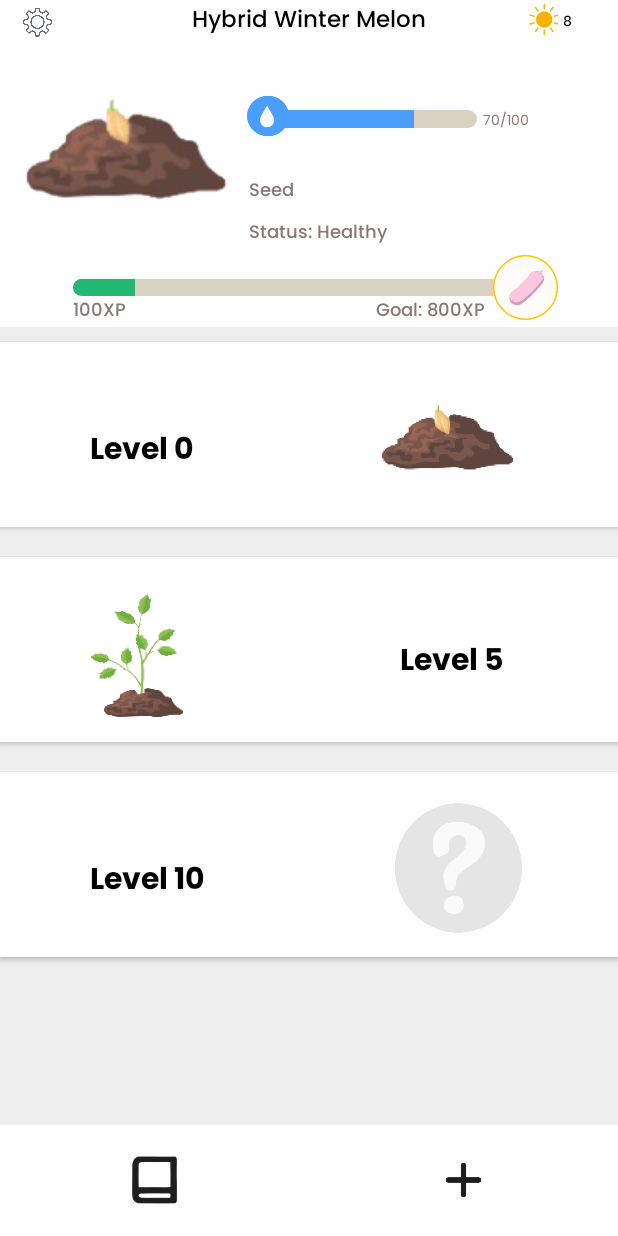
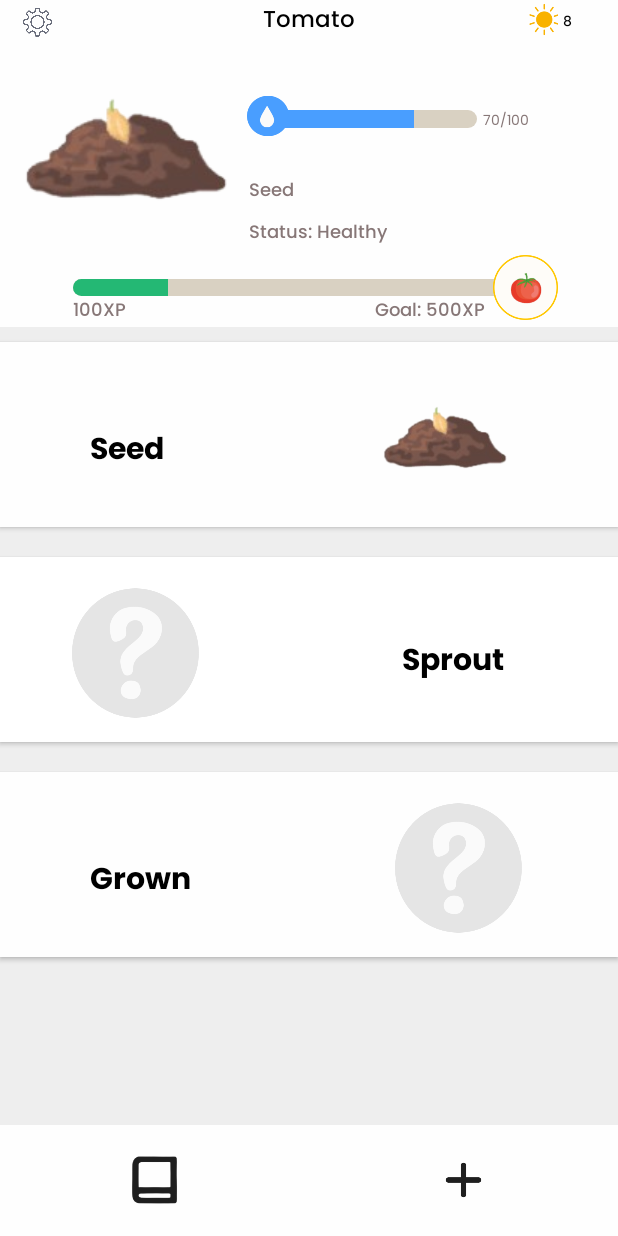
Before and after one commit to anoobis-bot/KuboQuest, an Android app: the TaskList screen opened directly, with no data from a screen before it, after a tap on an icon or button, on a phone screen of 412 x 824 dp. Run offline under Robolectric (Android 15) with nearby library versions, the phone set to English and light mode, and no system bars; our stand-ins replace Firebase (no records; nobody signed in at launch, a user with empty details on screens opened directly).

Commit message:
feat: level list works now

```diff
--- a/app/src/main/java/com/mobdeve/harvesters/kuboquest/PlantModel.java
+++ b/app/src/main/java/com/mobdeve/harvesters/kuboquest/PlantModel.java
@@ -17,10 +17,20 @@ public class PlantModel {
     private int requiredEnergy;
 
     public static enum Stage {
-        SEED,
-        SPROUT,
-        GROWN,
-        HARVEST
+        SEED("Seed"),
+        SPROUT("Sprout"),
+        GROWN("Grown"),
+        HARVEST("Harvest");
+
+        private String stage;
+
+        Stage(String stage) {
+            this.stage = stage;
+        }
+
+        public String getString() {
+            return stage;
+        }
     }
 
     public PlantModel(String name, String description, String rarity, int sproutXP, int grownXP, int harvestXP,
--- a/app/src/main/java/com/mobdeve/harvesters/kuboquest/PlayerLevels_RecyclerViewAdapter.java
+++ b/app/src/main/java/com/mobdeve/harvesters/kuboquest/PlayerLevels_RecyclerViewAdapter.java
@@ -12,11 +12,11 @@ import androidx.recyclerview.widget.RecyclerView;
 
 public class PlayerLevels_RecyclerViewAdapter extends RecyclerView.Adapter<PlayerLevels_RecyclerViewAdapter.MyViewHolder> {
     Context context;
-    int[] playerLevels, plantSprites;
+    int[] plantStages, plantSprites;
 
-    public PlayerLevels_RecyclerViewAdapter(Context context, int[] playerLevels, int[] plantSprites) {
+    public PlayerLevels_RecyclerViewAdapter(Context context, int[] plantStages, int[] plantSprites) {
         this.context = context;
-        this.playerLevels = playerLevels;
+        this.plantStages = plantStages;
         this.plantSprites = plantSprites;
     }
 
@@ -45,31 +45,55 @@ public class PlayerLevels_RecyclerViewAdapter extends RecyclerView.Adapter<Playe
 
     @Override
     public void onBindViewHolder(@NonNull PlayerLevels_RecyclerViewAdapter.MyViewHolder holder, int position) {
+        int sprite = R.drawable.sprite_plant_locked;
+        PlayerModel player = PlayerModel.getInstance();
+
+        switch (PlantModel.Stage.values()[position]) {
+            case SEED:
+                sprite = player.getActivePlant().getSeedResource();
+                break;
+            case SPROUT:
+                if (player.getActivePlant().getCurrentXP() >=
+                        player.getActivePlant().getSproutXP()) {
+                    sprite = player.getActivePlant().getSproutResource();
+                }
+                break;
+            case GROWN:
+                if (player.getActivePlant().getCurrentXP() >=
+                        player.getActivePlant().getGrownXP()) {
+                    sprite = player.getActivePlant().getGrownResource();
+                }
+                break;
+        }
+
         if (isEven(position))
         {
-            holder.txtLevelLeft.setText("Level " + playerLevels[position]);
-            if (position == playerLevels.length - 1) {
-                holder.imgPlantRight.setImageResource(R.drawable.sprite_plant_locked);
-            }
-            else {
-                holder.imgPlantRight.setImageResource(plantSprites[position]);
-            }
+            holder.txtLevelLeft.setText(PlantModel.Stage.values()[position].getString());
+            holder.imgPlantRight.setImageResource(sprite);
+
+//            if (position == plantStages.length - 1) {
+//                holder.imgPlantRight.setImageResource(R.drawable.sprite_plant_locked);
+//            }
+//            else {
+//                holder.imgPlantRight.setImageResource(plantSprites[position]);
+//            }
         }
         else
         {
-            holder.txtLevelRight.setText("Level " + playerLevels[position]);
-            if (position == playerLevels.length - 1) {
-                holder.imgPlantLeft.setImageResource(R.drawable.sprite_plant_locked);
-            }
-            else {
-                holder.imgPlantLeft.setImageResource(plantSprites[position]);
-            }
+            holder.txtLevelRight.setText(PlantModel.Stage.values()[position].getString());
+            holder.imgPlantLeft.setImageResource(sprite);
+//            if (position == plantStages.length - 1) {
+//                holder.imgPlantLeft.setImageResource(R.drawable.sprite_plant_locked);
+//            }
+//            else {
+//                holder.imgPlantLeft.setImageResource(plantSprites[position]);
+//            }
         }
     }
 
     @Override
     public int getItemCount() {
-        return playerLevels.length;
+        return PlantModel.Stage.values().length - 1;
     }
 
     public static class MyViewHolder extends RecyclerView.ViewHolder {
--- a/app/src/main/java/com/mobdeve/harvesters/kuboquest/TaskList.java
+++ b/app/src/main/java/com/mobdeve/harvesters/kuboquest/TaskList.java
@@ -173,12 +173,12 @@ public class TaskList extends AppCompatActivity {
             //set all the data of the user
             setupData();
 
+            adapter2 =  new PlayerLevels_RecyclerViewAdapter(this,
+                    playerLevels, plantSprites);
+
             adapter1 =  new TaskList_RecyclerViewAdapter(this,
                     taskModelList, "Daily", progressXP, txtXP, progressWater, txtWater,
-                    txtLevel, imgPlant);
-
-            adapter2 =  new PlayerLevels_RecyclerViewAdapter(this,
-                    playerLevels, plantSprites);
+                    txtLevel, imgPlant, adapter2);
 
             loadUserDataFromDB();
         }
@@ -190,7 +190,7 @@ public class TaskList extends AppCompatActivity {
             System.out.println(plant.getName());
         }
 
-        PlayerModel.initialize(PlantData.findPlantByName("Hybrid Winter Melon"));
+        PlayerModel.initialize(PlantData.findPlantByName("Tomato"));
         PlayerModel player = PlayerModel.getInstance();
 
         ImageView imgSettings = findViewById(R.id.imgSettings);
--- a/app/src/main/java/com/mobdeve/harvesters/kuboquest/TaskList_RecyclerViewAdapter.java
+++ b/app/src/main/java/com/mobdeve/harvesters/kuboquest/TaskList_RecyclerViewAdapter.java
@@ -28,9 +28,11 @@ public class TaskList_RecyclerViewAdapter extends RecyclerView.Adapter<TaskList_
     TextView txtLevel;
     ImageView imgPlant;
 
+    PlayerLevels_RecyclerViewAdapter adapter2;
+
     public TaskList_RecyclerViewAdapter(Context context, ArrayList<TaskModel> taskModelList, String filterFreq,
                                         ProgressBar progressBar, TextView textXP, ProgressBar progressWater, TextView textWater,
-                                        TextView txtLevel, ImageView imgPlant) {
+                                        TextView txtLevel, ImageView imgPlant, PlayerLevels_RecyclerViewAdapter adapater2) {
         this.context = context;
         this.taskModelList = taskModelList;
         this.filteredTaskList = new ArrayList<>();
@@ -42,6 +44,8 @@ public class TaskList_RecyclerViewAdapter extends RecyclerView.Adapter<TaskList_
         this.textWater = textWater;
         this.txtLevel = txtLevel;
         this.imgPlant = imgPlant;
+
+        this.adapter2 = adapater2;
     }
 
     public void changeFilter(String filterFreq) {
@@ -117,6 +121,8 @@ public class TaskList_RecyclerViewAdapter extends RecyclerView.Adapter<TaskList_
                 TaskList.updateProgressBar(progressWater, textWater, 100,
                         GainDebuffData.getWaterGain(frequency, difficulty), "/100");
                 TaskList.updatePlantImgTxt(txtLevel, imgPlant);
+
+                adapter2.notifyDataSetChanged();
             }
         });
     }
```
